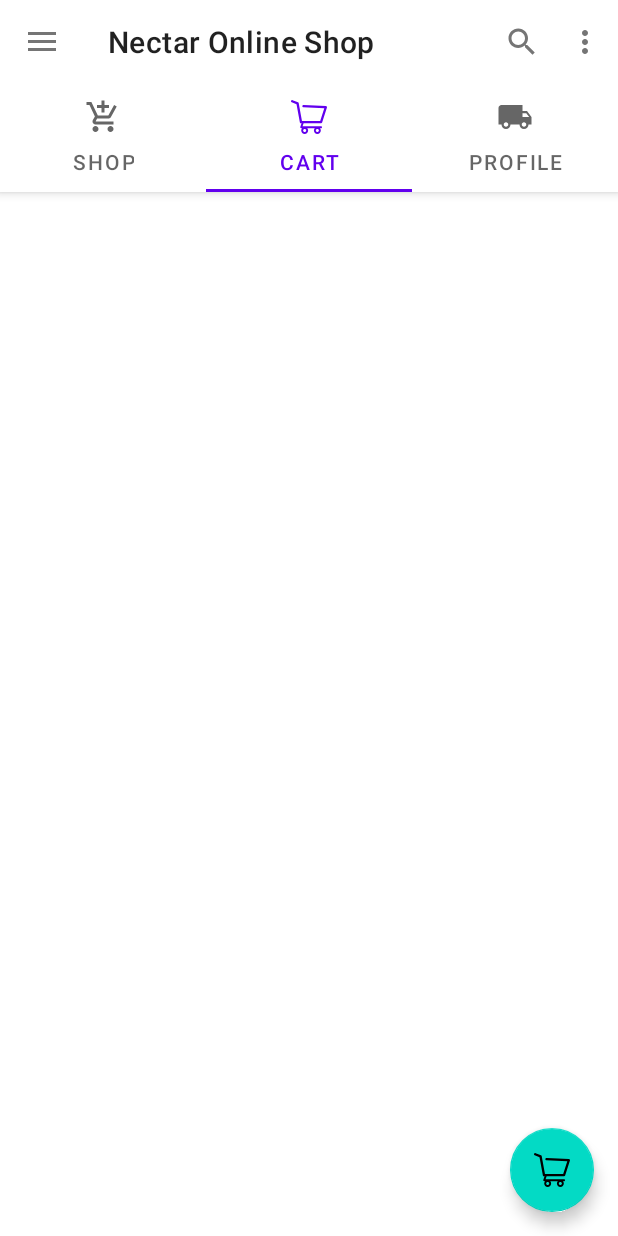
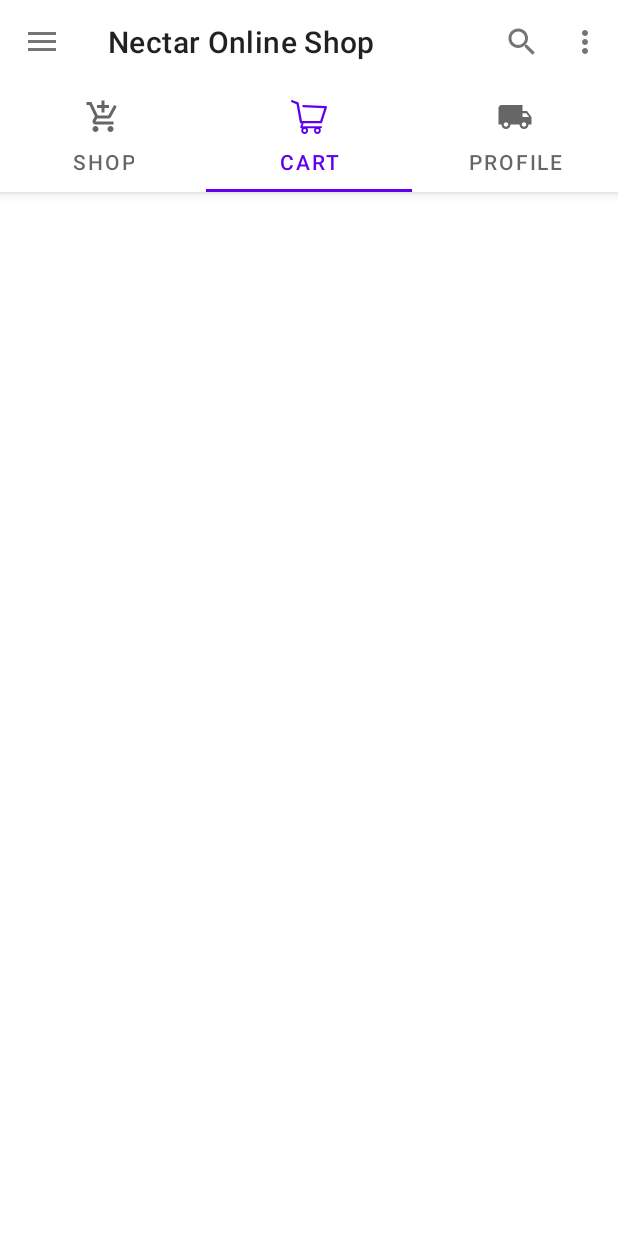
Before and after one commit to brian-kiplagat/Nectar_Online_Shop, an Android app: the Fragment_Shop screen opened directly, with no data from a screen before it, tab 2 chosen, on a phone screen of 412 x 824 dp. Run offline under Robolectric (Android 15) with nearby library versions, the phone set to English and light mode, and no system bars; pictures from the network do not load; 4 statements that could not run were skipped.

Commit message:
Added support for individual carts

```diff
--- a/app/src/main/java/com/nectar/nectaronline/Fragment_Shop.java
+++ b/app/src/main/java/com/nectar/nectaronline/Fragment_Shop.java
@@ -15,6 +15,7 @@ import androidx.fragment.app.Fragment;
 import androidx.recyclerview.widget.GridLayoutManager;
 import androidx.recyclerview.widget.LinearLayoutManager;
 import androidx.recyclerview.widget.RecyclerView;
+import androidx.swiperefreshlayout.widget.SwipeRefreshLayout;
 
 import com.bumptech.glide.Glide;
 import com.google.android.material.card.MaterialCardView;
@@ -42,7 +43,7 @@ public class Fragment_Shop extends Fragment implements Adapter_Chips.ChipInterfa
     private Context context;
     private RecyclerView.Adapter adapter;
     private RecyclerView.Adapter adapter_chips;
-
+    SwipeRefreshLayout swipeRefreshLayout;
     private List<Object> list = new ArrayList<>();
     private List<Object> listChips = new ArrayList<>();
 
@@ -92,6 +93,7 @@ public class Fragment_Shop extends Fragment implements Adapter_Chips.ChipInterfa
         // Inflate the layout for this fragment
         context = getActivity().getApplicationContext();
         View v = inflater.inflate(R.layout.fragment__shop, container, false);
+        swipeRefreshLayout = v.findViewById(R.id.swipe);
         recyclerView = v.findViewById(R.id.recycler_view);
         recyclerChips = v.findViewById(R.id.recycler_view_horizontal);
         recyclerChips.setHasFixedSize(true);
@@ -99,9 +101,17 @@ public class Fragment_Shop extends Fragment implements Adapter_Chips.ChipInterfa
         recyclerView.setHasFixedSize(true);
         recyclerView.setLayoutManager(new GridLayoutManager(context, 2));
         fetchChips();
-        String queryWord = "";
+        final String queryWord = "";
         boolean search = false;
         fetch(search, queryWord);
+
+        swipeRefreshLayout.setOnRefreshListener(new SwipeRefreshLayout.OnRefreshListener() {
+            @Override
+            public void onRefresh() {
+                fetch(false, queryWord);
+
+            }
+        });
         return v;
     }
 
@@ -127,6 +137,7 @@ public class Fragment_Shop extends Fragment implements Adapter_Chips.ChipInterfa
     }
 
     public void fetch(boolean search, final String queryWord) {
+        swipeRefreshLayout.setRefreshing(true);
         Log.i(queryWord, "fetch: ");
         final String QUERY;
         if (search == true) {
@@ -227,6 +238,7 @@ public class Fragment_Shop extends Fragment implements Adapter_Chips.ChipInterfa
             }
         });
         thread.start();
+        swipeRefreshLayout.setRefreshing(false);
 
 
     }
--- a/app/src/main/res/layout/fragment__cart.xml
+++ b/app/src/main/res/layout/fragment__cart.xml
@@ -10,28 +10,16 @@
     <androidx.swiperefreshlayout.widget.SwipeRefreshLayout
         android:id="@+id/swipe"
         android:layout_width="match_parent"
-        android:layout_height="match_parent">
+        android:layout_height="wrap_content">
 
         <androidx.recyclerview.widget.RecyclerView
             android:id="@+id/recycler_view"
             android:layout_width="match_parent"
-            android:layout_height="match_parent" />
+            android:layout_height="match_parent"/>
     </androidx.swiperefreshlayout.widget.SwipeRefreshLayout>
 
-    <androidx.coordinatorlayout.widget.CoordinatorLayout
-        android:layout_width="match_parent"
-        android:layout_height="match_parent">
-
-        <com.google.android.material.floatingactionbutton.FloatingActionButton
-            android:id="@+id/add"
-            android:layout_width="wrap_content"
-            android:layout_height="wrap_content"
-            android:layout_gravity="bottom|right"
-            android:layout_margin="16dp"
-            android:src="@drawable/ic_logo_cart_empty_straight_lines_bold_svg"
-            app:backgroundTint="@color/colorAccent" />
 
 
-    </androidx.coordinatorlayout.widget.CoordinatorLayout>
+
 
 </RelativeLayout>
--- a/app/src/main/res/layout/list_cart_items.xml
+++ b/app/src/main/res/layout/list_cart_items.xml
@@ -153,7 +153,7 @@
                     android:textStyle="bold" />
 
                 <TextView
-                    android:id="@+id/cashIndividual"
+                    android:id="@+id/PRICE"
                     android:layout_width="wrap_content"
                     android:layout_height="wrap_content"
                     android:layout_marginLeft="3dp"
--- a/app/src/main/res/values/strings.xml
+++ b/app/src/main/res/values/strings.xml
@@ -25,4 +25,7 @@
     <string name="sell">SELL</string>
     <string name="sell_link">https://cashmobil.co.ke/nectar/link/sell.php</string>
     <string name="developer_phone_adress">+254792517691</string>
+    <string name="BRAND_NEW">BRAND NEW</string>
+    <string name="REFURBISHED">REFURBISHED</string>
+    <string name="SECONDHAND">SECOND HAND</string>
 </resources>
```
Also changed, not shown: app/src/main/java/com/nectar/nectaronline/Fragment_Cart.java (+115 -16 lines), app/src/main/java/com/nectar/nectaronline/Preferences.java (added, +19 -0 lines), app/src/main/java/com/nectar/nectaronline/requested.java (+9 -3 lines), app/src/main/res/layout/fragment__shop.xml (+10 -4 lines).
